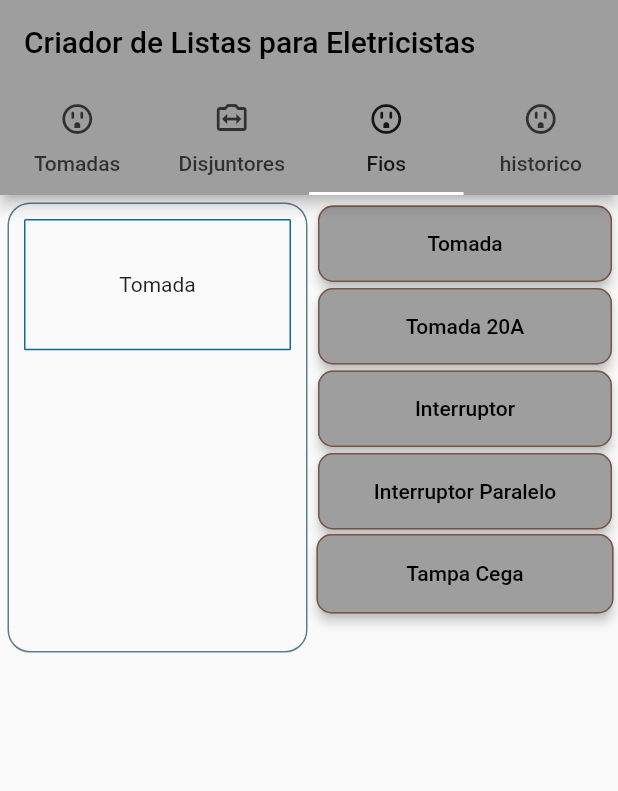
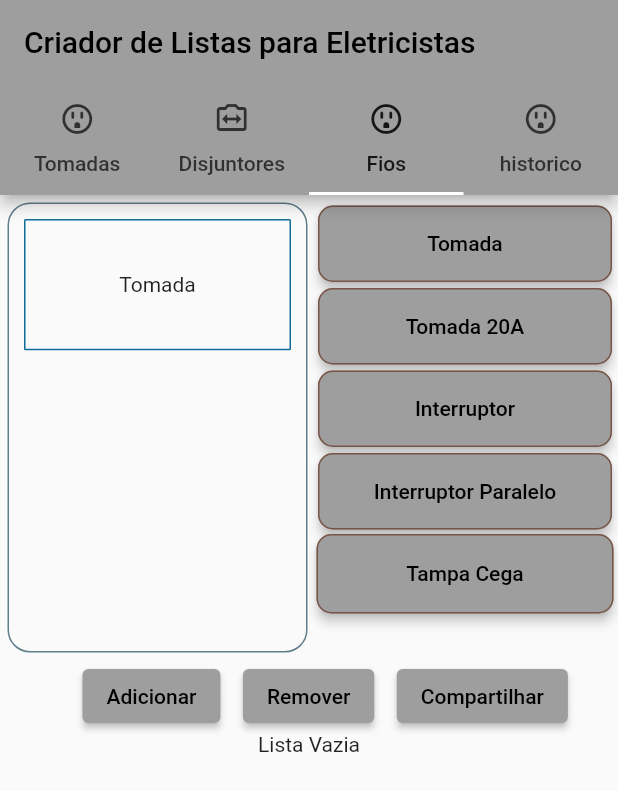
Before and after one commit to gvpassos/TomadeiroFlutter, a Flutter app: the screen it shows after launch, tab 3 chosen, after a tap on "Tomada", on a phone screen of 412 x 824 dp. Shown: the top 791 px of the screen. Run offline on Flutter 3.47's test engine with Material 2 defaults, Android fonts, the phone set to English and light mode, and no system bars; missing offline and left inert: dart:ffi.

Commit message:
adionar e remover tomadas na lista

```diff
--- a/lib/telaTomada.dart
+++ b/lib/telaTomada.dart
@@ -1,4 +1,22 @@
+import 'dart:ffi';
+
 import 'package:flutter/material.dart';
+
+//Class de Tomada
+class ponto {
+  List<String> modulos = [];
+  ponto(this.modulos);
+
+  exibir() {
+    return Text('$modulos');
+  }
+}
+
+//Lista de modulos
+List<String> modulos = [];
+
+//Lista de Pontos
+List<ponto> listaPontos = [];
 
 class telaTomada extends StatefulWidget {
   final String nome;
@@ -9,18 +27,11 @@ class telaTomada extends StatefulWidget {
     this.nome = 'Tomadas',
     this.icone = const Icon(Icons.outlet_outlined),
   });
-
-  String getNome() {
-    return nome;
-  }
-
   @override
   State<telaTomada> createState() => _telaTomada();
 }
 
 class _telaTomada extends State<telaTomada> {
-  List<Container> modulos = [];
-
   @override
   Widget build(BuildContext context) {
     return Column(children: [
@@ -156,29 +167,79 @@ class _telaTomada extends State<telaTomada> {
           )
         ],
       ),
+      Row(
+        children: [
+          const SizedBox(
+            width: 55,
+          ),
+          ElevatedButton(
+              onPressed: adicionarPonto, child: const Text("Adicionar")),
+          const SizedBox(
+            width: 15,
+          ),
+          ElevatedButton(onPressed: limparPonto, child: const Text("Remover")),
+          const SizedBox(
+            width: 15,
+          ),
+          ElevatedButton(onPressed: () {}, child: const Text("Compartilhar")),
+        ],
+      ),
+      ultimodaLista(),
     ]);
   }
 
+  //se a lLista de Pontos nao estiver vazia ela exibi a ultima insercao
+  ultimodaLista() {
+    if (listaPontos.isEmpty) {
+      return const Text('Lista Vazia');
+    } else {
+      return listaPontos.last.exibir();
+    }
+  }
+
+  /// RECARRECA e Exibi as insercoes do ponto na tela
   carregarmodulo() {
     if (modulos.isEmpty) {
       return const Text('adicione modulos ao lado ');
     } else {
-      return Column(children: modulos);
+      List<Container> tmpLista = [];
+      for (var item in modulos) {
+        tmpLista.add(Container(
+            width: 200,
+            height: 87.5,
+            decoration: BoxDecoration(
+              border: Border.all(color: Color.fromARGB(255, 15, 107, 153)),
+              borderRadius: const BorderRadius.all(Radius.circular(1)),
+            ),
+            child: Center(child: Text(item))));
+      }
+      ;
+      return Column(children: tmpLista);
     }
   }
 
   adicionarModulo(String mod) {
     if (modulos.length < 3) {
-      modulos.add(Container(
-          width: 200,
-          height: 87.5,
-          decoration: BoxDecoration(
-            border: Border.all(color: Color.fromARGB(255, 15, 107, 153)),
-            borderRadius: const BorderRadius.all(Radius.circular(1)),
-          ),
-          child: Center(child: Text(mod))));
+      modulos.add(mod);
     } else {
       ///Limite de 3
     }
   }
+
+  // Funcao para limpar o ponto
+  // Limpar o array modulo
+  limparPonto() {
+    setState(() {
+      modulos = [];
+    });
+  }
+
+  // Funcao para mover o ponto para a lista final
+  // Limpar o array modulo
+  adicionarPonto() {
+    listaPontos.add(ponto(modulos));
+    setState(() {
+      modulos = [];
+    });
+  }
 }
```
